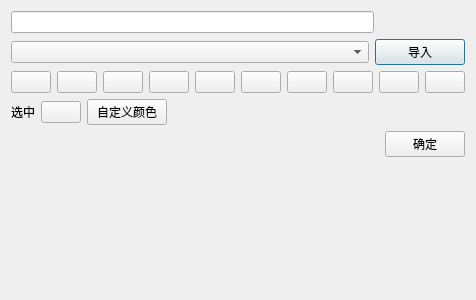
The window that ui/add_label.ui (pythondever/easy_trainer) describes before a commit, drawn with Qt 5.
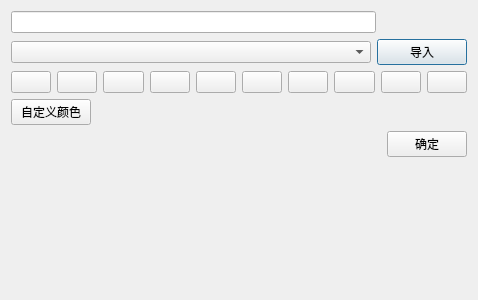
The same window after the commit.

Commit message: 添加标签界面ui优化

```diff
--- a/ui/add_label.ui
+++ b/ui/add_label.ui
@@ -6,7 +6,7 @@
    <rect>
     <x>0</x>
     <y>0</y>
-    <width>400</width>
+    <width>478</width>
     <height>300</height>
    </rect>
   </property>
@@ -144,20 +144,6 @@
        </item>
        <item>
         <layout class="QHBoxLayout" name="horizontalLayout_3">
-         <item>
-          <widget class="QLabel" name="select_color">
-           <property name="text">
-            <string>选中</string>
-           </property>
-          </widget>
-         </item>
-         <item>
-          <widget class="QPushButton" name="color10_btn_2">
-           <property name="text">
-            <string/>
-           </property>
-          </widget>
-         </item>
          <item>
           <widget class="QPushButton" name="custom_color">
            <property name="text">
```
The commit also changes 2 other files.
